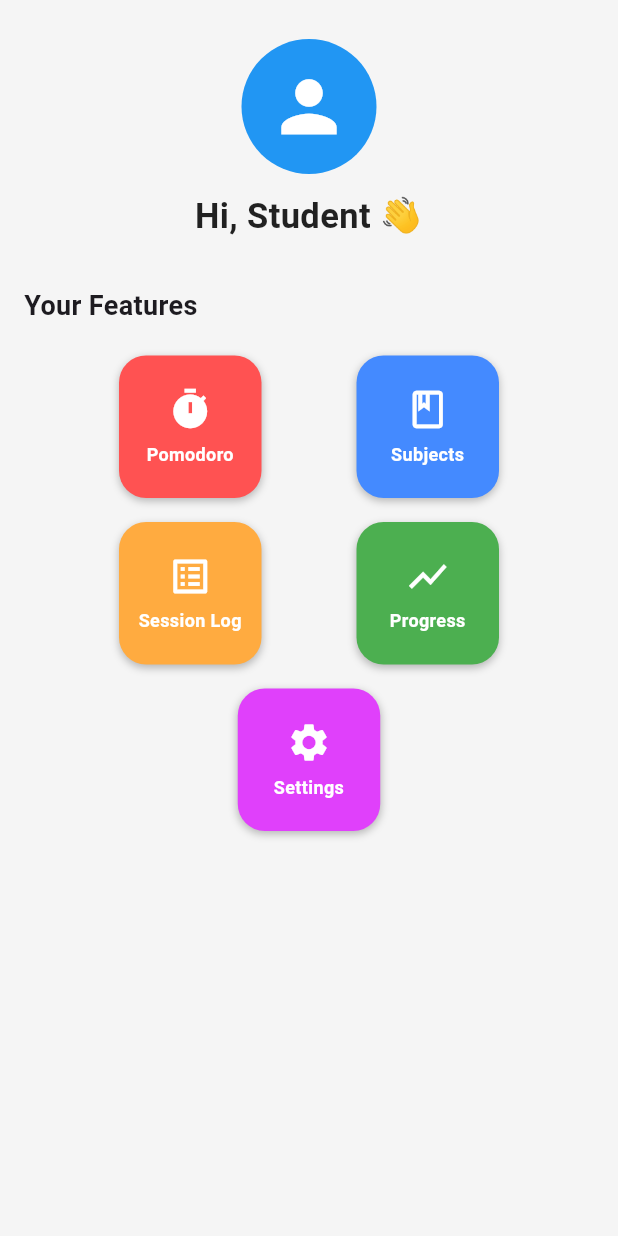
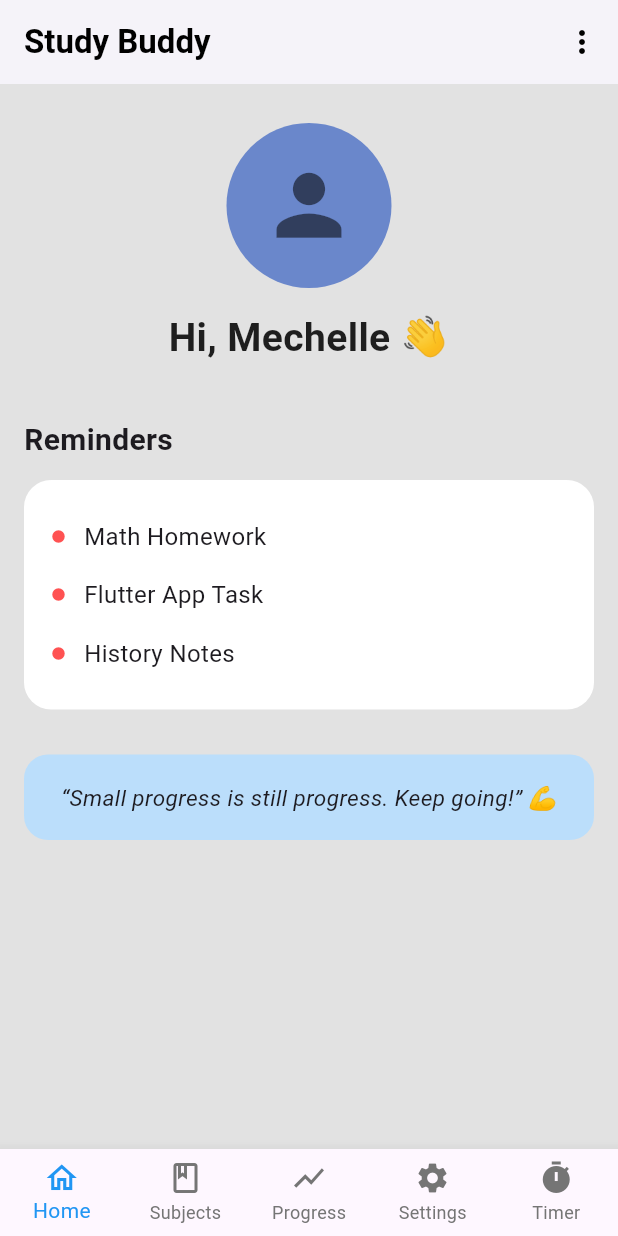
Before and after one commit to mechelleagbo/study_buddy, a Flutter app: the screen it shows after launch, on a phone screen of 412 x 824 dp. Run offline on Flutter 3.47's test engine with Material 3 defaults, Android fonts, the light colour scheme and no system bars.

Commit message:
added:code3

```diff
--- a/lib/main.dart
+++ b/lib/main.dart
@@ -17,73 +17,140 @@
       title: 'Study Buddy',
       theme: ThemeData(
         primarySwatch: Colors.blue,
-        scaffoldBackgroundColor: Colors.grey[100],
+        scaffoldBackgroundColor: Color.fromARGB(202, 225, 225, 225),
       ),
-      home: DashboardScreen(),
+      home: DashboardWrapper(),
     );
   }
 }
 
-class DashboardScreen extends StatelessWidget {
-  final String username = "Hi, Student 👋";
+class DashboardWrapper extends StatefulWidget {
+  @override
+  _DashboardWrapperState createState() => _DashboardWrapperState();
+}
 
-  final List<_FeatureCard> _features = [
-    _FeatureCard(
-      title: 'Pomodoro',
-      icon: Icons.timer,
-      color: Colors.redAccent,
-      screen: PomodoroTimerPage(),
-    ),
-    _FeatureCard(
-      title: 'Subjects',
-      icon: Icons.book_outlined,
-      color: Colors.blueAccent,
-      screen: SubjectListPage(),
-    ),
-    _FeatureCard(
-      title: 'Session Log',
-      icon: Icons.list_alt,
-      color: Colors.orangeAccent,
-      screen: SessionLogPage(),
-    ),
-    _FeatureCard(
-      title: 'Progress',
-      icon: Icons.show_chart,
-      color: Colors.green,
-      screen: ProgressTrackerPage(),
-    ),
-    _FeatureCard(
-      title: 'Settings',
-      icon: Icons.settings,
-      color: Colors.purpleAccent,
-      screen: SettingsPage(),
-    ),
+class _DashboardWrapperState extends State<DashboardWrapper> {
+  int _currentIndex = 0;
+
+  final List<Widget> _pages = [
+    DashboardScreen(),
+    SubjectListPage(),
+    ProgressTrackerPage(),
+    SettingsPage(),
+    PomodoroTimerPage(),
   ];
 
   @override
   Widget build(BuildContext context) {
     return Scaffold(
+      body: _pages[_currentIndex],
+      bottomNavigationBar: BottomNavigationBar(
+        currentIndex: _currentIndex,
+        onTap: (index) {
+          setState(() => _currentIndex = index);
+        },
+        selectedItemColor: Colors.blue,
+        unselectedItemColor: Colors.grey.shade600,
+        type: BottomNavigationBarType.fixed,
+        items: const [
+          BottomNavigationBarItem(
+              icon: Icon(Icons.home_outlined), label: "Home"),
+          BottomNavigationBarItem(
+              icon: Icon(Icons.book_outlined), label: "Subjects"),
+          BottomNavigationBarItem(
+              icon: Icon(Icons.show_chart), label: "Progress"),
+          BottomNavigationBarItem(
+              icon: Icon(Icons.settings), label: "Settings"),
+          BottomNavigationBarItem(icon: Icon(Icons.timer), label: "Timer"),
+        ],
+      ),
+    );
+  }
+}
+
+/// ------------------ UPDATED DASHBOARD WITH TOP MENU BAR ------------------
+
+class DashboardScreen extends StatelessWidget {
+  final String username = "Hi, Mechelle 👋";
+
+  final List<Map<String, dynamic>> subjects = [
+    {"title": "Math Homework", "done": false},
+    {"title": "Science Project", "done": true},
+    {"title": "Flutter App Task", "done": false},
+    {"title": "History Notes", "done": false},
+  ];
+
+  @override
+  Widget build(BuildContext context) {
+    final List<Map<String, dynamic>> pending =
+        subjects.where((s) => s["done"] == false).toList();
+
+    return Scaffold(
+      /// ---------------- TOP APP BAR MENU ----------------
+      appBar: AppBar(
+        backgroundColor: Colors.white,
+        elevation: 2,
+        title: Text(
+          "Study Buddy",
+          style: TextStyle(color: Colors.black, fontWeight: FontWeight.w600),
+        ),
+        iconTheme: IconThemeData(color: Colors.black),
+        actions: [
+          PopupMenuButton<String>(
+            onSelected: (value) {
+              if (value == "subjects") {
+                Navigator.push(
+                  context,
+                  MaterialPageRoute(builder: (_) => SubjectListPage()),
+                );
+              } else if (value == "progress") {
+                Navigator.push(
+                  context,
+                  MaterialPageRoute(builder: (_) => ProgressTrackerPage()),
+                );
+              } else if (value == "settings") {
+                Navigator.push(
+                  context,
+                  MaterialPageRoute(builder: (_) => SettingsPage()),
+                );
+              } else if (value == "timer") {
+                Navigator.push(
+                  context,
+                  MaterialPageRoute(builder: (_) => PomodoroTimerPage()),
+                );
+              }
+            },
+            itemBuilder: (context) => [
+              PopupMenuItem(value: "subjects", child: Text("Subjects")),
+              PopupMenuItem(value: "progress", child: Text("Progress")),
+              PopupMenuItem(value: "settings", child: Text("Settings")),
+              PopupMenuItem(value: "timer", child: Text("Pomodoro Timer")),
+            ],
+          )
+        ],
+      ),
+
       body: SafeArea(
         child: ListView(
           padding: const EdgeInsets.all(16),
           children: [
             SizedBox(height: 10),
 
-            /// CENTERED PROFILE SECTION
+            /// ---- PROFILE SECTION ----
             Center(
               child: Column(
                 children: [
                   CircleAvatar(
-                    radius: 45,
-                    backgroundColor: Colors.blue,
-                    child: Icon(Icons.person, size: 55, color: Colors.white),
+                    radius: 55,
+                    backgroundColor: Color.fromARGB(255, 106, 135, 203),
+                    child: Icon(Icons.person, size: 65, color: Colors.black54),
                   ),
-                  SizedBox(height: 12),
+                  SizedBox(height: 15),
                   Text(
                     username,
                     style: TextStyle(
-                      fontSize: 23,
-                      fontWeight: FontWeight.bold,
+                      fontSize: 26,
+                      fontWeight: FontWeight.w600,
                       color: Colors.black87,
                     ),
                   ),
@@ -91,45 +158,78 @@
               ),
             ),
 
-            SizedBox(height: 30),
+            SizedBox(height: 35),
 
+            /// ---------------- REMINDERS SECTION ----------------
             Text(
-              "Your Features",
+              "Reminders",
               style: TextStyle(
-                fontSize: 18,
-                fontWeight: FontWeight.bold,
+                fontSize: 20,
+                fontWeight: FontWeight.w600,
               ),
             ),
 
-            SizedBox(height: 20),
+            SizedBox(height: 12),
 
-            /// --- 2 buttons per row ---
-            Row(
-              mainAxisAlignment: MainAxisAlignment.spaceEvenly,
-              children: [
-                buildFeatureButton(context, _features[0]),
-                buildFeatureButton(context, _features[1]),
-              ],
+            Container(
+              padding: EdgeInsets.all(18),
+              decoration: BoxDecoration(
+                color: Colors.white,
+                borderRadius: BorderRadius.circular(18),
+              ),
+              child: pending.isEmpty
+                  ? Center(
+                      child: Text(
+                        "🎉 All tasks completed! Great job!",
+                        style: TextStyle(
+                          fontSize: 16,
+                          fontWeight: FontWeight.w400,
+                        ),
+                      ),
+                    )
+                  : Column(
+                      crossAxisAlignment: CrossAxisAlignment.start,
+                      children: pending.map((task) {
+                        return Padding(
+                          padding: const EdgeInsets.symmetric(vertical: 8),
+                          child: Row(
+                            children: [
+                              Icon(Icons.circle,
+                                  size: 10, color: Colors.redAccent),
+                              SizedBox(width: 12),
+                              Expanded(
+                                child: Text(
+                                  task["title"],
+                                  style: TextStyle(
+                                    fontSize: 16,
+                                    fontWeight: FontWeight.w400,
+                                  ),
+                                ),
+                              ),
+                            ],
+                          ),
+                        );
+                      }).toList(),
+                    ),
             ),
 
-            SizedBox(height: 16),
+            SizedBox(height: 30),
 
-            Row(
-              mainAxisAlignment: MainAxisAlignment.spaceEvenly,
-              children: [
-                buildFeatureButton(context, _features[2]),
-                buildFeatureButton(context, _features[3]),
-              ],
-            ),
-
-            SizedBox(height: 16),
-
-            /// LAST ONE CENTERED
-            Row(
-              mainAxisAlignment: MainAxisAlignment.center,
-              children: [
-                buildFeatureButton(context, _features[4]),
-              ],
+            /// --------------- MOTIVATION SECTION ---------------
+            Container(
+              padding: EdgeInsets.all(18),
+              decoration: BoxDecoration(
+                color: Colors.blue.shade100,
+                borderRadius: BorderRadius.circular(16),
+              ),
+              child: Text(
+                "“Small progress is still progress. Keep going!” 💪",
+                style: TextStyle(
+                  fontSize: 15,
+                  fontStyle: FontStyle.italic,
+                ),
+                textAlign: TextAlign.center,
+              ),
             ),
 
             SizedBox(height: 30),
@@ -138,61 +238,4 @@
       ),
     );
   }
-
-  /// Button Builder
-  Widget buildFeatureButton(BuildContext context, _FeatureCard feature) {
-    return GestureDetector(
-      onTap: () {
-        Navigator.push(
-          context,
-          MaterialPageRoute(builder: (_) => feature.screen),
-        );
-      },
-      child: Container(
-        width: 95,
-        height: 95,
-        decoration: BoxDecoration(
-          color: feature.color,
-          borderRadius: BorderRadius.circular(18),
-          boxShadow: [
-            BoxShadow(
-              blurRadius: 4,
-              color: Colors.black26,
-              offset: Offset(0, 2),
-            )
-          ],
-        ),
-        child: Column(
-          mainAxisAlignment: MainAxisAlignment.center,
-          children: [
-            Icon(feature.icon, size: 30, color: Colors.white),
-            SizedBox(height: 6),
-            Text(
-              feature.title,
-              textAlign: TextAlign.center,
-              style: TextStyle(
-                fontSize: 12,
-                color: Colors.white,
-                fontWeight: FontWeight.bold,
-              ),
-            ),
-          ],
-        ),
-      ),
-    );
-  }
 }
-
-class _FeatureCard {
-  final String title;
-  final IconData icon;
-  final Color color;
-  final Widget screen;
-
-  _FeatureCard({
-    required this.title,
-    required this.icon,
-    required this.color,
-    required this.screen,
-  });
-}
--- a/lib/screens/pomodoro_timer.dart
+++ b/lib/screens/pomodoro_timer.dart
@@ -28,7 +28,7 @@ class _PomodoroTimerPageState extends State<PomodoroTimerPage> {
             SizedBox(height: 30),
             ElevatedButton(
               style: ElevatedButton.styleFrom(
-                backgroundColor: Colors.redAccent,
+                backgroundColor: Color.fromARGB(255, 3, 107, 36),
                 padding: EdgeInsets.symmetric(horizontal: 30, vertical: 12),
               ),
               onPressed: () {},
```
